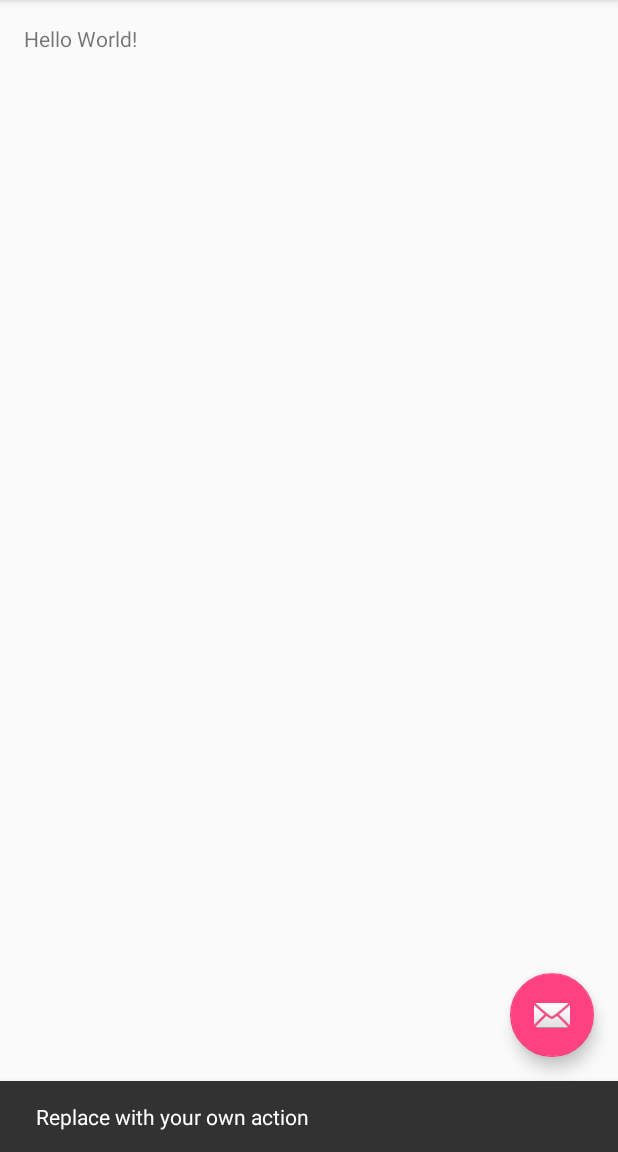
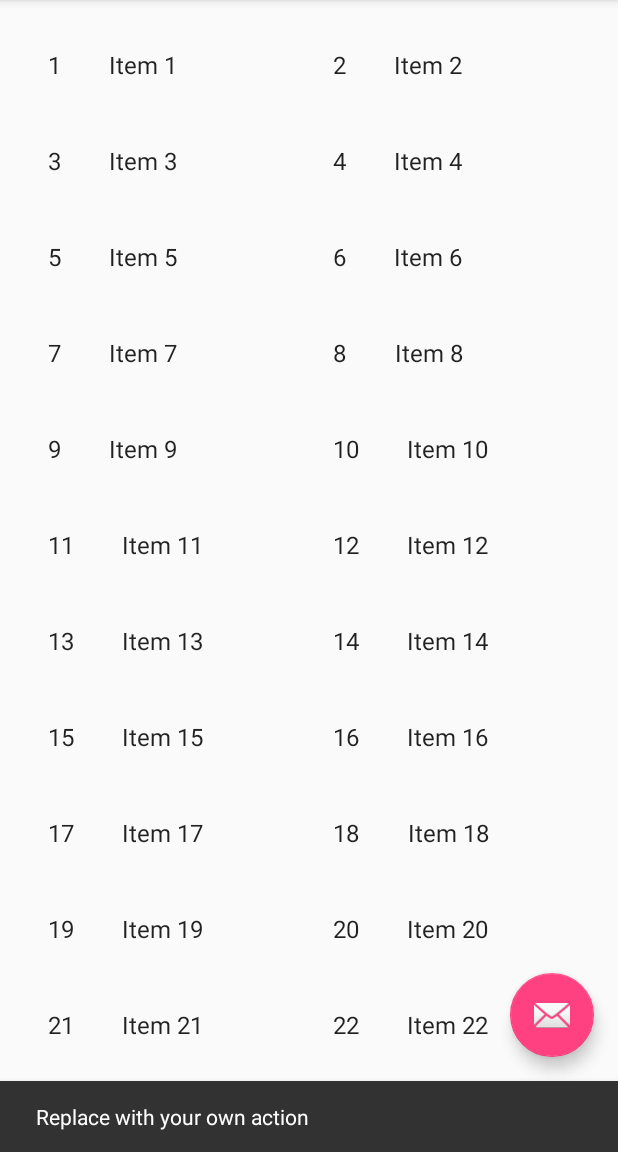
Before and after one commit to jedabero/Sunshine, an Android app: the screen it shows after launch (MainActivity), after a tap on an icon or button, on a phone screen of 412 x 824 dp, the part 84-1236 px from its top. Run offline under Robolectric (Android 15) with nearby library versions, the phone set to English and light mode, and no system bars.

Commit message:
Added list fragment with dummy content

```diff
--- a/app/build.gradle
+++ b/app/build.gradle
@@ -24,4 +24,6 @@
     testCompile 'junit:junit:4.12'
     compile 'com.android.support:appcompat-v7:23.2.0'
     compile 'com.android.support:design:23.2.0'
+    compile 'com.android.support:support-v4:23.2.0'
+    compile 'com.android.support:recyclerview-v7:23.2.0'
 }
--- /dev/null
+++ b/app/src/main/java/com/jedabero/sunshine/ItemFragment.java
@@ -0,0 +1,109 @@
+package com.jedabero.sunshine;
+
+import android.content.Context;
+import android.os.Bundle;
+import android.support.v4.app.Fragment;
+import android.support.v7.widget.GridLayoutManager;
+import android.support.v7.widget.LinearLayoutManager;
+import android.support.v7.widget.RecyclerView;
+import android.view.LayoutInflater;
+import android.view.View;
+import android.view.ViewGroup;
+
+import com.jedabero.sunshine.dummy.DummyContent;
+import com.jedabero.sunshine.dummy.DummyContent.DummyItem;
+
+import java.util.List;
+
+/**
+ * A fragment representing a list of Items.
+ * <p/>
+ * Activities containing this fragment MUST implement the {@link OnListFragmentInteractionListener}
+ * interface.
+ */
+public class ItemFragment extends Fragment {
+
+    // TODO: Customize parameter argument names
+    private static final String ARG_COLUMN_COUNT = "column-count";
+    // TODO: Customize parameters
+    private int mColumnCount = 1;
+    private OnListFragmentInteractionListener mListener;
+
+    /**
+     * Mandatory empty constructor for the fragment manager to instantiate the
+     * fragment (e.g. upon screen orientation changes).
+     */
+    public ItemFragment() {
+    }
+
+    // TODO: Customize parameter initialization
+    @SuppressWarnings("unused")
+    public static ItemFragment newInstance(int columnCount) {
+        ItemFragment fragment = new ItemFragment();
+        Bundle args = new Bundle();
+        args.putInt(ARG_COLUMN_COUNT, columnCount);
+        fragment.setArguments(args);
+        return fragment;
+    }
+
+    @Override
+    public void onCreate(Bundle savedInstanceState) {
+        super.onCreate(savedInstanceState);
+
+        if (getArguments() != null) {
+            mColumnCount = getArguments().getInt(ARG_COLUMN_COUNT);
+        }
+    }
+
+    @Override
+    public View onCreateView(LayoutInflater inflater, ViewGroup container,
+                             Bundle savedInstanceState) {
+        View view = inflater.inflate(R.layout.fragment_item_list, container, false);
+
+        // Set the adapter
+        if (view instanceof RecyclerView) {
+            Context context = view.getContext();
+            RecyclerView recyclerView = (RecyclerView) view;
+            if (mColumnCount <= 1) {
+                recyclerView.setLayoutManager(new LinearLayoutManager(context));
+            } else {
+                recyclerView.setLayoutManager(new GridLayoutManager(context, mColumnCount));
+            }
+            recyclerView.setAdapter(new MyItemRecyclerViewAdapter(DummyContent.ITEMS, mListener));
+        }
+        return view;
+    }
+
+
+    @Override
+    public void onAttach(Context context) {
+        super.onAttach(context);
+        if (context instanceof OnListFragmentInteractionListener) {
+            mListener = (OnListFragmentInteractionListener) context;
+        } else {
+            throw new RuntimeException(context.toString()
+                    + " must implement OnListFragmentInteractionListener");
+        }
+    }
+
+    @Override
+    public void onDetach() {
+        super.onDetach();
+        mListener = null;
+    }
+
+    /**
+     * This interface must be implemented by activities that contain this
+     * fragment to allow an interaction in this fragment to be communicated
+     * to the activity and potentially other fragments contained in that
+     * activity.
+     * <p/>
+     * See the Android Training lesson <a href=
+     * "http://developer.android.com/training/basics/fragments/communicating.html"
+     * >Communicating with Other Fragments</a> for more information.
+     */
+    public interface OnListFragmentInteractionListener {
+        // TODO: Update argument type and name
+        void onListFragmentInteraction(DummyItem item);
+    }
+}
--- a/app/src/main/java/com/jedabero/sunshine/MainActivity.java
+++ b/app/src/main/java/com/jedabero/sunshine/MainActivity.java
@@ -5,11 +5,17 @@
 import android.support.design.widget.Snackbar;
 import android.support.v7.app.AppCompatActivity;
 import android.support.v7.widget.Toolbar;
+import android.util.Log;
 import android.view.View;
 import android.view.Menu;
 import android.view.MenuItem;
 
-public class MainActivity extends AppCompatActivity {
+import com.jedabero.sunshine.dummy.DummyContent;
+
+public class MainActivity extends AppCompatActivity implements
+    ItemFragment.OnListFragmentInteractionListener {
+
+    public static final String TAG = "MainActivity";
 
     @Override
     protected void onCreate(Bundle savedInstanceState) {
@@ -26,6 +32,11 @@
                         .setAction("Action", null).show();
             }
         });
+
+        if (savedInstanceState == null) {
+            getSupportFragmentManager().beginTransaction()
+                    .add(R.id.container, ItemFragment.newInstance(2)).commit();
+        }
     }
 
     @Override
@@ -49,4 +60,9 @@
 
         return super.onOptionsItemSelected(item);
     }
+
+    @Override
+    public void onListFragmentInteraction(DummyContent.DummyItem item) {
+        Log.d(TAG, "onListFragmentInteraction: " + item);
+    }
 }
--- /dev/null
+++ b/app/src/main/java/com/jedabero/sunshine/MyItemRecyclerViewAdapter.java
@@ -0,0 +1,77 @@
+package com.jedabero.sunshine;
+
+import android.support.v7.widget.RecyclerView;
+import android.view.LayoutInflater;
+import android.view.View;
+import android.view.ViewGroup;
+import android.widget.TextView;
+
+import com.jedabero.sunshine.ItemFragment.OnListFragmentInteractionListener;
+import com.jedabero.sunshine.dummy.DummyContent.DummyItem;
+
+import java.util.List;
+
+/**
+ * {@link RecyclerView.Adapter} that can display a {@link DummyItem} and makes a call to the
+ * specified {@link OnListFragmentInteractionListener}.
+ * TODO: Replace the implementation with code for your data type.
+ */
+public class MyItemRecyclerViewAdapter extends RecyclerView.Adapter<MyItemRecyclerViewAdapter.ViewHolder> {
+
+    private final List<DummyItem> mValues;
+    private final OnListFragmentInteractionListener mListener;
+
+    public MyItemRecyclerViewAdapter(List<DummyItem> items, OnListFragmentInteractionListener listener) {
+        mValues = items;
+        mListener = listener;
+    }
+
+    @Override
+    public ViewHolder onCreateViewHolder(ViewGroup parent, int viewType) {
+        View view = LayoutInflater.from(parent.getContext())
+                .inflate(R.layout.fragment_item, parent, false);
+        return new ViewHolder(view);
+    }
+
+    @Override
+    public void onBindViewHolder(final ViewHolder holder, int position) {
+        holder.mItem = mValues.get(position);
+        holder.mIdView.setText(mValues.get(position).id);
+        holder.mContentView.setText(mValues.get(position).content);
+
+        holder.mView.setOnClickListener(new View.OnClickListener() {
+            @Override
+            public void onClick(View v) {
+                if (null != mListener) {
+                    // Notify the active callbacks interface (the activity, if the
+                    // fragment is attached to one) that an item has been selected.
+                    mListener.onListFragmentInteraction(holder.mItem);
+                }
+            }
+        });
+    }
+
+    @Override
+    public int getItemCount() {
+        return mValues.size();
+    }
+
+    public class ViewHolder extends RecyclerView.ViewHolder {
+        public final View mView;
+        public final TextView mIdView;
+        public final TextView mContentView;
+        public DummyItem mItem;
+
+        public ViewHolder(View view) {
+            super(view);
+            mView = view;
+            mIdView = (TextView) view.findViewById(R.id.id);
+            mContentView = (TextView) view.findViewById(R.id.content);
+        }
+
+        @Override
+        public String toString() {
+            return super.toString() + " '" + mContentView.getText() + "'";
+        }
+    }
+}
--- /dev/null
+++ b/app/src/main/java/com/jedabero/sunshine/dummy/DummyContent.java
@@ -0,0 +1,72 @@
+package com.jedabero.sunshine.dummy;
+
+import java.util.ArrayList;
+import java.util.HashMap;
+import java.util.List;
+import java.util.Map;
+
+/**
+ * Helper class for providing sample content for user interfaces created by
+ * Android template wizards.
+ * <p/>
+ * TODO: Replace all uses of this class before publishing your app.
+ */
+public class DummyContent {
+
+    /**
+     * An array of sample (dummy) items.
+     */
+    public static final List<DummyItem> ITEMS = new ArrayList<DummyItem>();
+
+    /**
+     * A map of sample (dummy) items, by ID.
+     */
+    public static final Map<String, DummyItem> ITEM_MAP = new HashMap<String, DummyItem>();
+
+    private static final int COUNT = 25;
+
+    static {
+        // Add some sample items.
+        for (int i = 1; i <= COUNT; i++) {
+            addItem(createDummyItem(i));
+        }
+    }
+
+    private static void addItem(DummyItem item) {
+        ITEMS.add(item);
+        ITEM_MAP.put(item.id, item);
+    }
+
+    private static DummyItem createDummyItem(int position) {
+        return new DummyItem(String.valueOf(position), "Item " + position, makeDetails(position));
+    }
+
+    private static String makeDetails(int position) {
+        StringBuilder builder = new StringBuilder();
+        builder.append("Details about Item: ").append(position);
+        for (int i = 0; i < position; i++) {
+            builder.append("\nMore details information here.");
+        }
+        return builder.toString();
+    }
+
+    /**
+     * A dummy item representing a piece of content.
+     */
+    public static class DummyItem {
+        public final String id;
+        public final String content;
+        public final String details;
+
+        public DummyItem(String id, String content, String details) {
+            this.id = id;
+            this.content = content;
+            this.details = details;
+        }
+
+        @Override
+        public String toString() {
+            return content;
+        }
+    }
+}
--- a/app/src/main/res/layout/content_main.xml
+++ b/app/src/main/res/layout/content_main.xml
@@ -1,20 +1,11 @@
 <?xml version="1.0" encoding="utf-8"?>
-<RelativeLayout xmlns:android="http://schemas.android.com/apk/res/android"
+<FrameLayout xmlns:android="http://schemas.android.com/apk/res/android"
     xmlns:app="http://schemas.android.com/apk/res-auto"
     xmlns:tools="http://schemas.android.com/tools"
+    android:id="@+id/container"
     android:layout_width="match_parent"
     android:layout_height="match_parent"
-    android:paddingBottom="@dimen/activity_vertical_margin"
-    android:paddingLeft="@dimen/activity_horizontal_margin"
-    android:paddingRight="@dimen/activity_horizontal_margin"
-    android:paddingTop="@dimen/activity_vertical_margin"
     app:layout_behavior="@string/appbar_scrolling_view_behavior"
     tools:context="com.jedabero.sunshine.MainActivity"
-    tools:showIn="@layout/activity_main">
-
-    <TextView
-        android:layout_width="wrap_content"
-        android:layout_height="wrap_content"
-        android:text="Hello World!" />
-
-</RelativeLayout>
+    tools:ignore="MergeRootFrame"
+    tools:showIn="@layout/activity_main" />
--- /dev/null
+++ b/app/src/main/res/layout/fragment_item.xml
@@ -0,0 +1,25 @@
+<?xml version="1.0" encoding="utf-8"?>
+<LinearLayout xmlns:android="http://schemas.android.com/apk/res/android"
+    xmlns:tools="http://schemas.android.com/tools"
+    android:layout_width="wrap_content"
+    android:layout_height="wrap_content"
+    android:minHeight="?android:attr/listPreferredItemHeight"
+    android:orientation="horizontal">
+
+    <TextView
+        android:id="@+id/id"
+        android:layout_width="wrap_content"
+        android:layout_height="wrap_content"
+        android:layout_margin="@dimen/text_margin"
+        android:textAppearance="?attr/textAppearanceListItem"
+        tools:text="ID" />
+
+    <TextView
+        android:id="@+id/content"
+        android:layout_width="wrap_content"
+        android:layout_height="wrap_content"
+        android:layout_margin="@dimen/text_margin"
+        android:textAppearance="?attr/textAppearanceListItem"
+        tools:text="Content" />
+
+</LinearLayout>
--- /dev/null
+++ b/app/src/main/res/layout/fragment_item_list.xml
@@ -0,0 +1,15 @@
+<?xml version="1.0" encoding="utf-8"?>
+<android.support.v7.widget.RecyclerView xmlns:android="http://schemas.android.com/apk/res/android"
+    xmlns:app="http://schemas.android.com/apk/res-auto"
+    xmlns:tools="http://schemas.android.com/tools"
+    android:id="@+id/list"
+    android:name="com.jedabero.sunshine.ItemFragment"
+    android:layout_width="match_parent"
+    android:layout_height="match_parent"
+    android:paddingTop="@dimen/activity_vertical_margin"
+    android:paddingBottom="@dimen/activity_vertical_margin"
+    android:paddingLeft="@dimen/activity_horizontal_margin"
+    android:paddingRight="@dimen/activity_horizontal_margin"
+    app:layoutManager="LinearLayoutManager"
+    tools:context="com.jedabero.sunshine.ItemFragment"
+    tools:listitem="@layout/fragment_item" />
--- a/app/src/main/res/values/dimens.xml
+++ b/app/src/main/res/values/dimens.xml
@@ -3,4 +3,5 @@
     <dimen name="activity_horizontal_margin">16dp</dimen>
     <dimen name="activity_vertical_margin">16dp</dimen>
     <dimen name="fab_margin">16dp</dimen>
+    <dimen name="text_margin">16dp</dimen>
 </resources>
```
